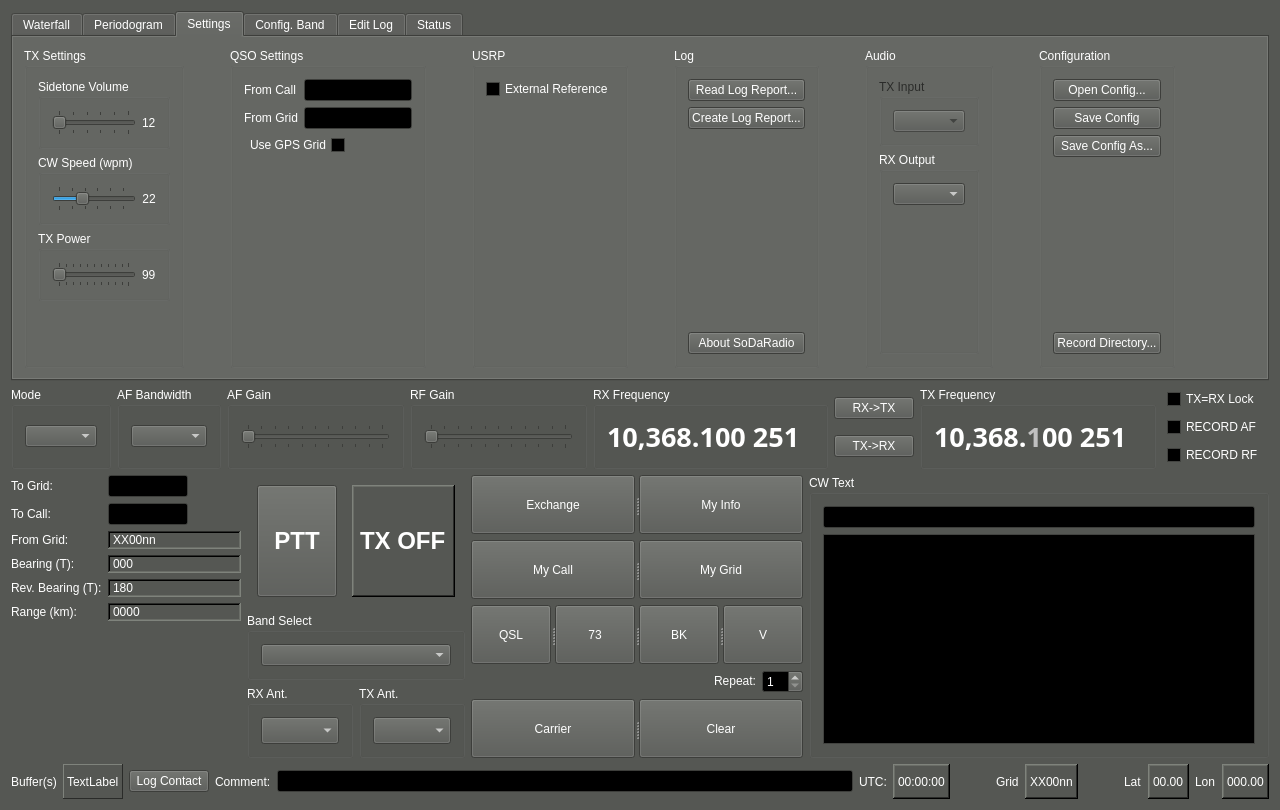
The window that qtgui/mainwindow.ui (kb1vc/SoDaRadio) describes before a commit, drawn with Qt 5.
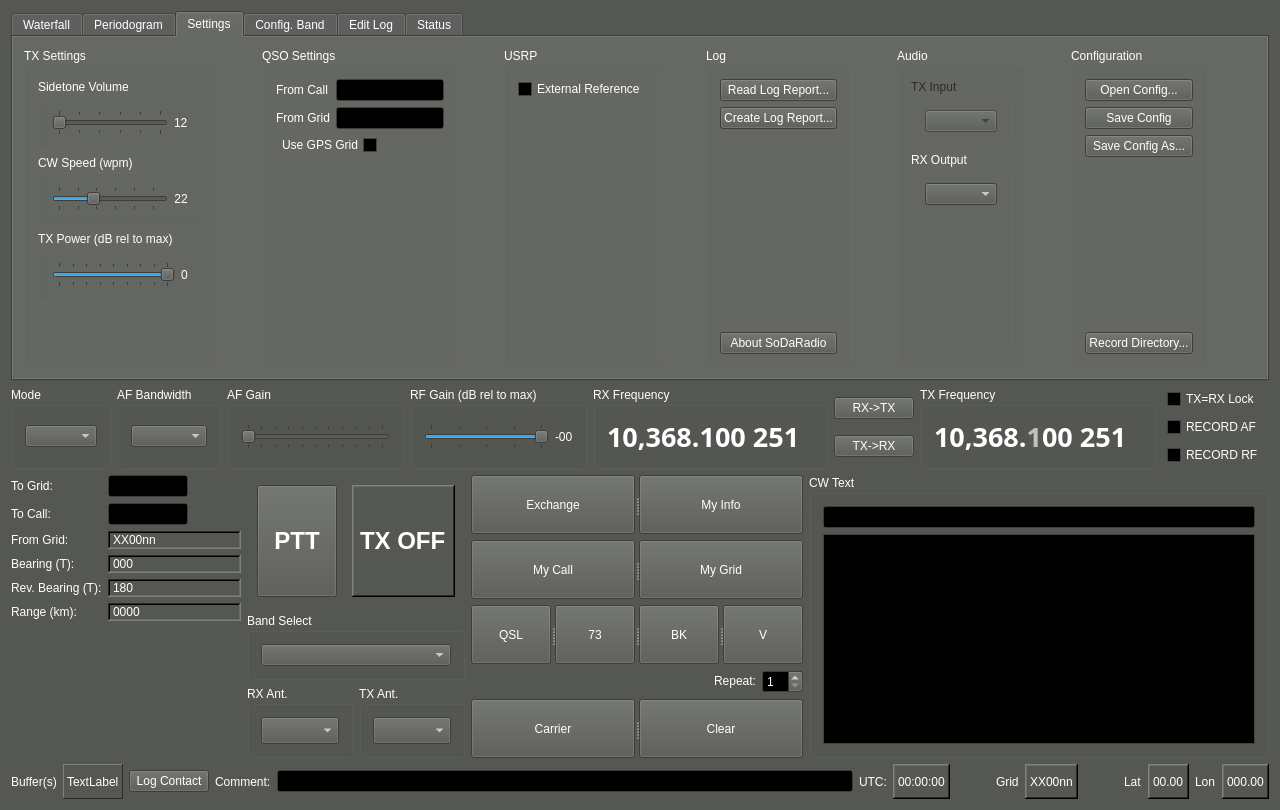
The same window after the commit. Icons and pictures are not drawn. Custom widgets are drawn as their Qt base class.

```diff
--- a/qtgui/mainwindow.ui
+++ b/qtgui/mainwindow.ui
@@ -843,11 +843,17 @@
              <item>
               <widget class="QGroupBox" name="TXPower_box">
                <property name="title">
-                <string>TX Power</string>
+                <string>TX Power (dB rel to max)</string>
                </property>
                <layout class="QHBoxLayout" name="horizontalLayout_18">
                 <item>
                  <widget class="QSlider" name="TXPower_sli">
+                  <property name="minimum">
+                   <number>-80</number>
+                  </property>
+                  <property name="maximum">
+                   <number>0</number>
+                  </property>
                   <property name="orientation">
                    <enum>Qt::Horizontal</enum>
                   </property>
@@ -862,7 +868,7 @@
                 <item>
                  <widget class="QLabel" name="TXPower_lbl">
                   <property name="text">
-                   <string>99</string>
+                   <string>0</string>
                   </property>
                  </widget>
                 </item>
@@ -2352,9 +2358,9 @@
       <item>
        <widget class="QGroupBox" name="RFG_box">
         <property name="title">
-         <string>RF Gain</string>
+         <string>RF Gain (dB rel to max)</string>
         </property>
-        <layout class="QVBoxLayout" name="verticalLayout_5">
+        <layout class="QHBoxLayout" name="horizontalLayout_21">
          <item>
           <widget class="QSlider" name="RFGain_slide">
            <property name="toolTip">
@@ -2363,8 +2369,11 @@
            <property name="toolTipDuration">
             <number>0</number>
            </property>
+           <property name="minimum">
+            <number>-40</number>
+           </property>
            <property name="maximum">
-            <number>100</number>
+            <number>0</number>
            </property>
            <property name="orientation">
             <enum>Qt::Horizontal</enum>
@@ -2377,6 +2386,13 @@
            </property>
           </widget>
          </item>
+         <item>
+          <widget class="QLabel" name="RFGain_lbl">
+           <property name="text">
+            <string>-00</string>
+           </property>
+          </widget>
+         </item>
         </layout>
        </widget>
       </item>
```
